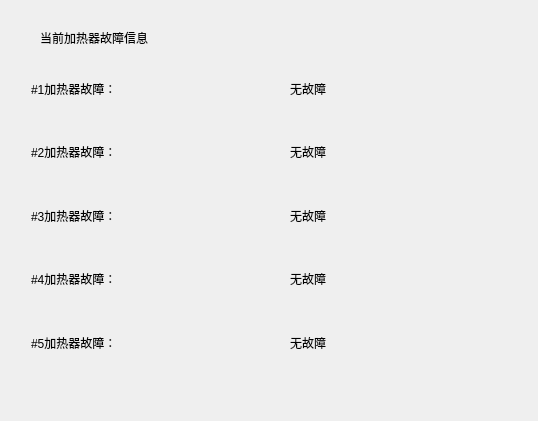
Before: the Qt Designer form cheaterfaultinfo.ui in samier958/heaterClient, drawn with Qt 5.
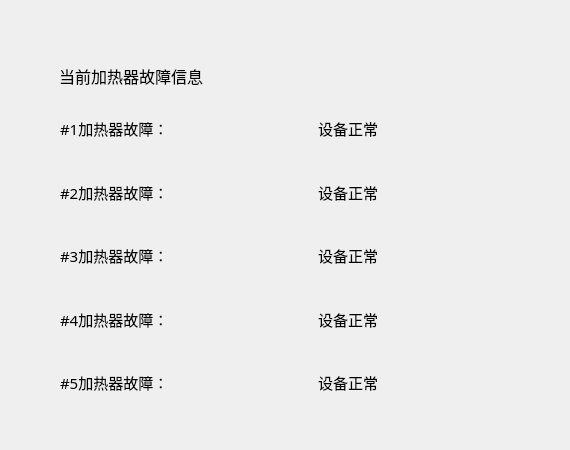
After: the same form once the commit is applied.

Diff of the .ui file:
```diff
--- a/cheaterfaultinfo.ui
+++ b/cheaterfaultinfo.ui
@@ -6,8 +6,8 @@
    <rect>
     <x>0</x>
     <y>0</y>
-    <width>538</width>
-    <height>421</height>
+    <width>570</width>
+    <height>450</height>
    </rect>
   </property>
   <property name="windowTitle">
@@ -16,12 +16,18 @@
   <widget class="QLabel" name="label_11">
    <property name="geometry">
     <rect>
-     <x>40</x>
-     <y>30</y>
-     <width>131</width>
-     <height>16</height>
+     <x>59</x>
+     <y>60</y>
+     <width>161</width>
+     <height>31</height>
     </rect>
    </property>
+   <property name="font">
+    <font>
+     <family>宋体</family>
+     <pointsize>12</pointsize>
+    </font>
+   </property>
    <property name="text">
     <string>当前加热器故障信息</string>
    </property>
@@ -29,8 +35,8 @@
   <widget class="QWidget" name="layoutWidget">
    <property name="geometry">
     <rect>
-     <x>31</x>
-     <y>60</y>
+     <x>60</x>
+     <y>100</y>
      <width>461</width>
      <height>311</height>
     </rect>
@@ -40,6 +46,12 @@
      <layout class="QVBoxLayout" name="verticalLayout">
       <item>
        <widget class="QLabel" name="label">
+        <property name="font">
+         <font>
+          <family>宋体</family>
+          <pointsize>11</pointsize>
+         </font>
+        </property>
         <property name="text">
          <string>#1加热器故障：</string>
         </property>
@@ -47,6 +59,12 @@
       </item>
       <item>
        <widget class="QLabel" name="label_2">
+        <property name="font">
+         <font>
+          <family>宋体</family>
+          <pointsize>11</pointsize>
+         </font>
+        </property>
         <property name="text">
          <string>#2加热器故障：</string>
         </property>
@@ -54,6 +72,12 @@
       </item>
       <item>
        <widget class="QLabel" name="label_3">
+        <property name="font">
+         <font>
+          <family>宋体</family>
+          <pointsize>11</pointsize>
+         </font>
+        </property>
         <property name="text">
          <string>#3加热器故障：</string>
         </property>
@@ -61,6 +85,12 @@
       </item>
       <item>
        <widget class="QLabel" name="label_4">
+        <property name="font">
+         <font>
+          <family>宋体</family>
+          <pointsize>11</pointsize>
+         </font>
+        </property>
         <property name="text">
          <string>#4加热器故障：</string>
         </property>
@@ -68,6 +98,12 @@
       </item>
       <item>
        <widget class="QLabel" name="label_5">
+        <property name="font">
+         <font>
+          <family>宋体</family>
+          <pointsize>11</pointsize>
+         </font>
+        </property>
         <property name="text">
          <string>#5加热器故障：</string>
         </property>
@@ -92,36 +128,66 @@
      <layout class="QVBoxLayout" name="verticalLayout_2">
       <item>
        <widget class="QLabel" name="faultInfo_1">
+        <property name="font">
+         <font>
+          <family>AcadEref</family>
+          <pointsize>11</pointsize>
+         </font>
+        </property>
         <property name="text">
-         <string>无故障</string>
+         <string>设备正常</string>
         </property>
        </widget>
       </item>
       <item>
        <widget class="QLabel" name="faultInfo_2">
+        <property name="font">
+         <font>
+          <family>AcadEref</family>
+          <pointsize>11</pointsize>
+         </font>
+        </property>
         <property name="text">
-         <string>无故障</string>
+         <string>设备正常</string>
         </property>
        </widget>
       </item>
       <item>
        <widget class="QLabel" name="faultInfo_3">
+        <property name="font">
+         <font>
+          <family>AcadEref</family>
+          <pointsize>11</pointsize>
+         </font>
+        </property>
         <property name="text">
-         <string>无故障</string>
+         <string>设备正常</string>
         </property>
        </widget>
       </item>
       <item>
        <widget class="QLabel" name="faultInfo_4">
+        <property name="font">
+         <font>
+          <family>AcadEref</family>
+          <pointsize>11</pointsize>
+         </font>
+        </property>
         <property name="text">
-         <string>无故障</string>
+         <string>设备正常</string>
         </property>
        </widget>
       </item>
       <item>
        <widget class="QLabel" name="faultInfo_5">
+        <property name="font">
+         <font>
+          <family>AcadEref</family>
+          <pointsize>11</pointsize>
+         </font>
+        </property>
         <property name="text">
-         <string>无故障</string>
+         <string>设备正常</string>
         </property>
        </widget>
       </item>
```
